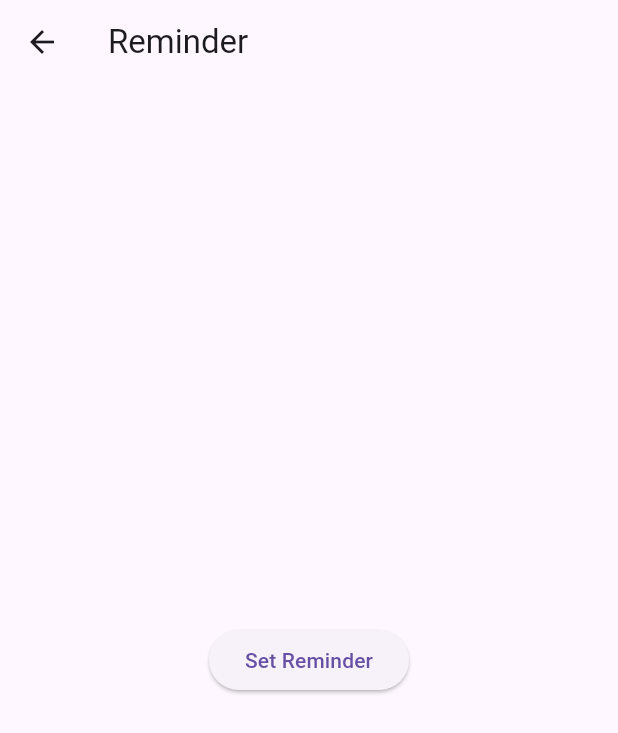
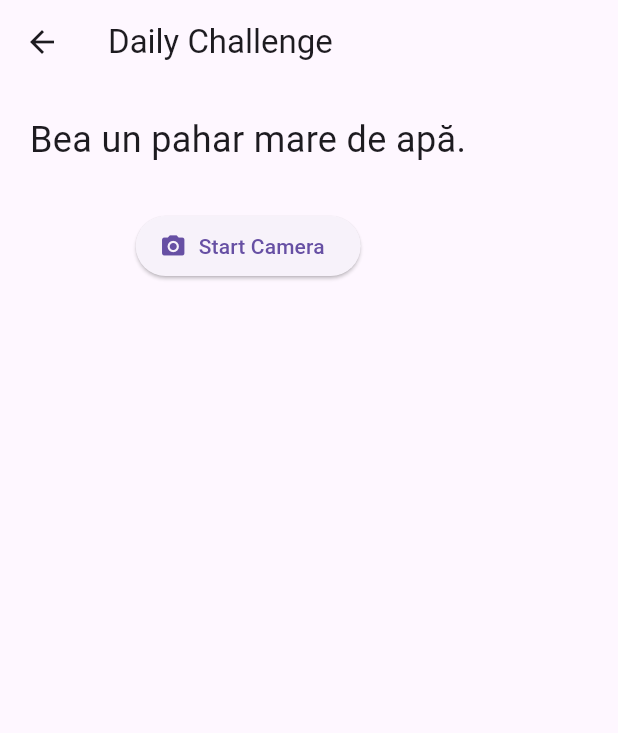
Before and after one commit to NuMaCheamaTudor/BDF-Flutter, a Flutter app: the screen it shows after launch, after a tap on "Daily Challenge", on a phone screen of 412 x 824 dp. Shown: the top 733 px of the screen. Run offline on Flutter 3.47's test engine with Material 3 defaults, Android fonts, the light colour scheme and no system bars; our stand-ins replace camera, flutter_local_notifications, shared_preferences, timezone.

Commit message:
DailyChallenge-Start

```diff
--- /dev/null
+++ b/main/lib/dailychallenge.dart
@@ -0,0 +1,80 @@
+import 'dart:math';
+import 'package:flutter/material.dart';
+import 'package:camera/camera.dart';
+import 'camera_screen.dart';
+
+class DailyChallenge extends StatefulWidget {
+  @override
+  _DailyChallengeState createState() => _DailyChallengeState();
+}
+
+class _DailyChallengeState extends State<DailyChallenge> {
+  List<String> _challenges = [
+    'Zâmbește unui străin.',
+    'Scrie 3 lucruri pentru care ești recunoscător.',
+    'Fă o plimbare de 15 minute.',
+    'Spune cuiva un compliment sincer.',
+    'Bea un pahar mare de apă.',
+    'Notează un gând pozitiv în jurnal.',
+  ];
+
+  late String _randomChallenge;
+  CameraDescription? _camera;
+
+  @override
+  void initState() {
+    super.initState();
+    _generateRandomChallenge();
+    _initCamera();
+  }
+
+  void _generateRandomChallenge() {
+    final random = Random();
+    _randomChallenge = _challenges[random.nextInt(_challenges.length)];
+  }
+
+  Future<void> _initCamera() async {
+    final cameras = await availableCameras();
+    if (cameras.isNotEmpty) {
+      setState(() {
+        _camera = cameras.first;
+      });
+    }
+  }
+
+  void _openCamera() async {
+    if (_camera == null) return;
+
+    await Navigator.push(
+      context,
+      MaterialPageRoute(
+        builder: (context) => CameraScreen(camera: _camera!),
+      ),
+    );
+  }
+
+  @override
+  Widget build(BuildContext context) {
+    return Scaffold(
+      appBar: AppBar(title: const Text('Daily Challenge')),
+      body: Padding(
+        padding: const EdgeInsets.all(20.0),
+        child: Column(
+          children: [
+            Text(
+              _randomChallenge,
+              style: TextStyle(fontSize: 24),
+              textAlign: TextAlign.center,
+            ),
+            const SizedBox(height: 30),
+            ElevatedButton.icon(
+              onPressed: _openCamera,
+              icon: Icon(Icons.camera_alt),
+              label: const Text('Start Camera'),
+            ),
+          ],
+        ),
+      ),
+    );
+  }
+}
--- a/main/lib/main.dart
+++ b/main/lib/main.dart
@@ -1,6 +1,8 @@
 import 'package:flutter/material.dart';
 import 'notification_service.dart';
 import 'reminder_page.dart'; // HomeScreen e aici
+import 'get_help.dart';
+import 'dailychallenge.dart';
 
 void main() async {
   WidgetsFlutterBinding.ensureInitialized();
@@ -49,7 +51,7 @@ class StartPage extends StatelessWidget {
               onPressed: () {
                 Navigator.push(
                   context,
-                  MaterialPageRoute(builder: (context) => ReminderPage()),
+                  MaterialPageRoute(builder: (context) => DailyChallenge()),
                 );
               },
             ),
@@ -58,7 +60,7 @@ class StartPage extends StatelessWidget {
               onPressed: () {
                 Navigator.push(
                   context,
-                  MaterialPageRoute(builder: (context) => ReminderPage()),
+                  MaterialPageRoute(builder: (context) => GetHelp()),
                 );
               },
             ),
--- a/main/pubspec.yaml
+++ b/main/pubspec.yaml
@@ -10,6 +10,9 @@ dependencies:
   flutter:
     sdk: flutter
   flutter_local_notifications: ^19.2.0
+  shared_preferences: ^2.2.2
+  camera: ^0.10.5+2
+  path_provider: ^2.1.2
   timezone: ^0.10.1
 
 dev_dependencies:
```
Also changed, not shown: main/lib/camera_screen.dart (added, +46 -0 lines), main/lib/get_help.dart (+59 -4 lines).
